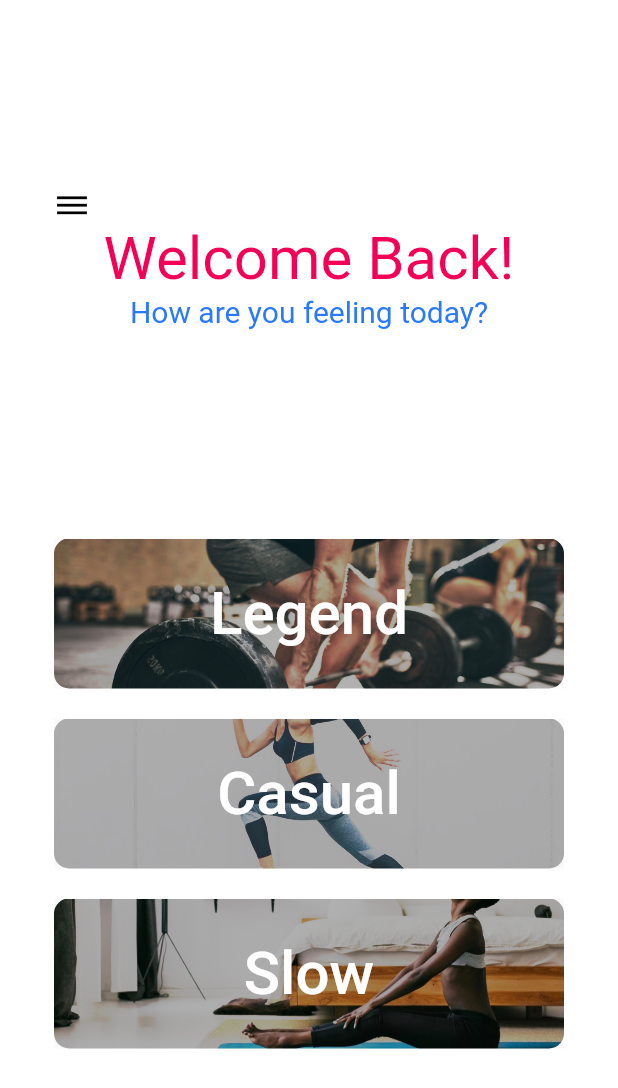
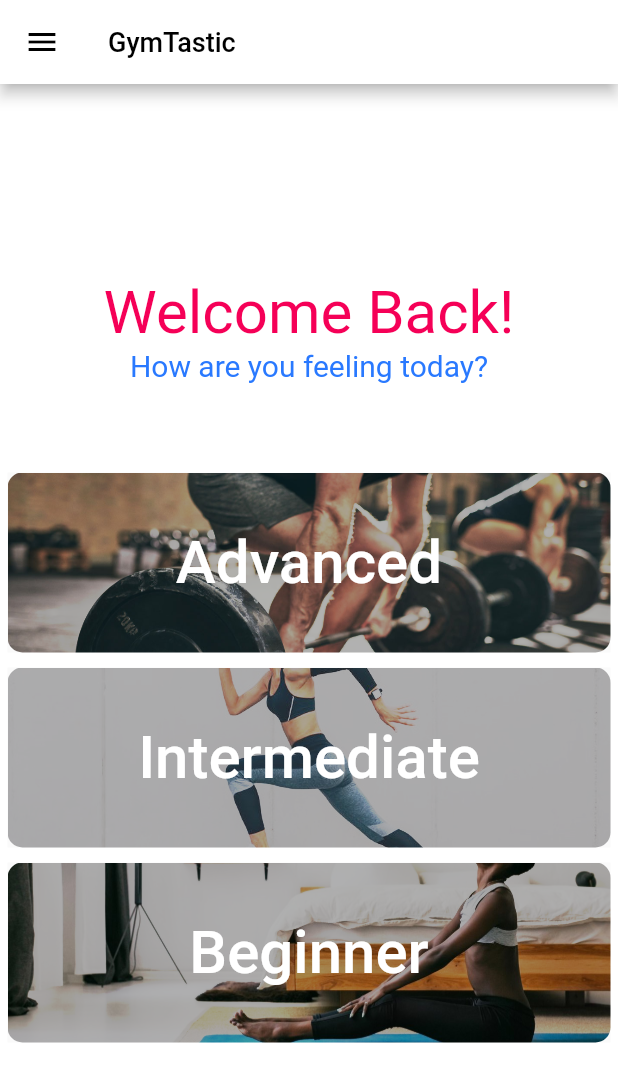
Before and after one commit to Dianargs/gymtastic, a Flutter app: the menuPage screen opened by its route, on a phone screen of 412 x 824 dp. Shown: the top 1088 px of the screen. Run offline on Flutter 3.47's test engine with Material 2 defaults, Android fonts, the phone set to English and light mode, and no system bars.

Commit message:
sidemenu e ajustes no menu inicial

```diff
--- a/gym/lib/menu.dart
+++ b/gym/lib/menu.dart
@@ -31,8 +31,8 @@ class menuPage extends StatelessWidget{
   );
   final type1 = Material(
     child: Container(
-      height: 100,
-      width: 500,
+      height: 120,
+      width: 600,
       decoration: BoxDecoration(
           borderRadius: BorderRadius.circular(10.0),
           image: DecorationImage(
@@ -44,7 +44,7 @@ class menuPage extends StatelessWidget{
       child: MaterialButton(
         onPressed: (){},
         child: Text(
-          'Legend',
+          'Advanced',
           style: TextStyle(
               fontSize: 40.0,
               color: Colors.white
@@ -56,8 +56,8 @@ class menuPage extends StatelessWidget{
 
   final type2 = Material(
     child: Container(
-      height: 100,
-      width: 500,
+      height: 120,
+      width: 600,
       decoration: BoxDecoration(
         borderRadius: BorderRadius.circular(10.0),
         image: DecorationImage(
@@ -69,7 +69,7 @@ class menuPage extends StatelessWidget{
       child: MaterialButton(
         onPressed: (){},
         child: Text(
-          'Casual',
+          'Intermediate',
           style: TextStyle(
               fontSize: 40.0,
               color: Colors.white
@@ -81,8 +81,8 @@ class menuPage extends StatelessWidget{
 
   final type3 = Material(
     child: Container(
-      height: 100,
-      width: 500,
+      height: 120,//100
+      width: 600,//500
       decoration: BoxDecoration(
         borderRadius: BorderRadius.circular(10.0),
         image: DecorationImage(
@@ -94,7 +94,7 @@ class menuPage extends StatelessWidget{
       child: MaterialButton(
         onPressed: (){},
         child: Text(
-          'Slow',
+          'Beginner',
           style: TextStyle(
               fontSize: 40.0,
               color: Colors.white
@@ -107,30 +107,54 @@ class menuPage extends StatelessWidget{
   Widget build(BuildContext context){
     return Scaffold(
       backgroundColor: Colors.white,
-
+      appBar: new AppBar(
+        iconTheme: new IconThemeData(color: Colors.black),
+        backgroundColor: Colors.white,
+        title: new Title(color: Colors.black, child:
+          Text(
+              'GymTastic',
+              style: TextStyle(
+                fontSize: 18.0,
+                color: Colors.black) ),
+      ),
+      ),
+      drawer: Drawer(
+        child: ListView(
+          children: <Widget>[
+            new UserAccountsDrawerHeader(
+              accountName: new Text('User'),
+              accountEmail: new Text('email@user.com'),
+              currentAccountPicture : new CircleAvatar(
+                backgroundImage: AssetImage('assets/images/user.png'),
+            )
+            )
+          ]
+        )
+      ),
       body: Center(
         child: Container(
-          padding: const EdgeInsets.all(36.0),
+          padding: const EdgeInsets.all(5.0),//36
           child: Column(
             crossAxisAlignment: CrossAxisAlignment.center,
             mainAxisAlignment: MainAxisAlignment.center,
             children: <Widget>[
-              iconMenu,
-              Container(
-                margin: const EdgeInsets.only(left: 1000.0),
-              ),
+              //iconMenu,
+              //Container(
+              //  margin: const EdgeInsets.only(left: 1000.0),
+              //),
               titleField,
               subtitleField,
               Container(
-                margin: const EdgeInsets.only(top: 140.0),
+                //height: 120.0,
+                margin: const EdgeInsets.only(top: 60.0),//140
               ),
               type1,
               Container(
-                margin: const EdgeInsets.only(top: 20.0),
+                margin: const EdgeInsets.only(top: 10.0),
               ),
               type2,
               Container(
-                margin: const EdgeInsets.only(top: 20.0),
+                margin: const EdgeInsets.only(top: 10.0),
               ),
               type3,
             ],
--- a/gym/pubspec.yaml
+++ b/gym/pubspec.yaml
@@ -50,6 +50,7 @@ flutter:
      - assets/images/legend.jpg
      - assets/images/casual.jpg
      - assets/images/slow.jpg
+     - assets/images/user.png
 
   # An image asset can refer to one or more resolution-specific "variants", see
   # https://flutter.dev/assets-and-images/#resolution-aware.
```
Also changed, not shown: gym/assets/images/user.png (added), gym/lib/side_menu.dart (added), 1 other file.
